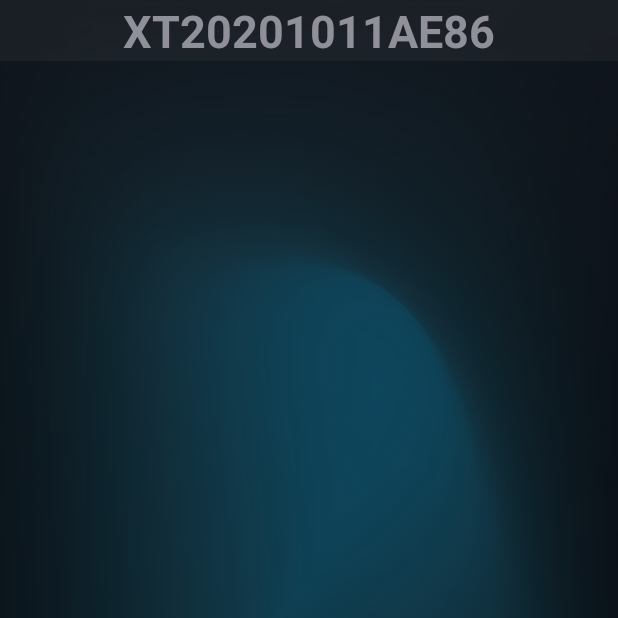
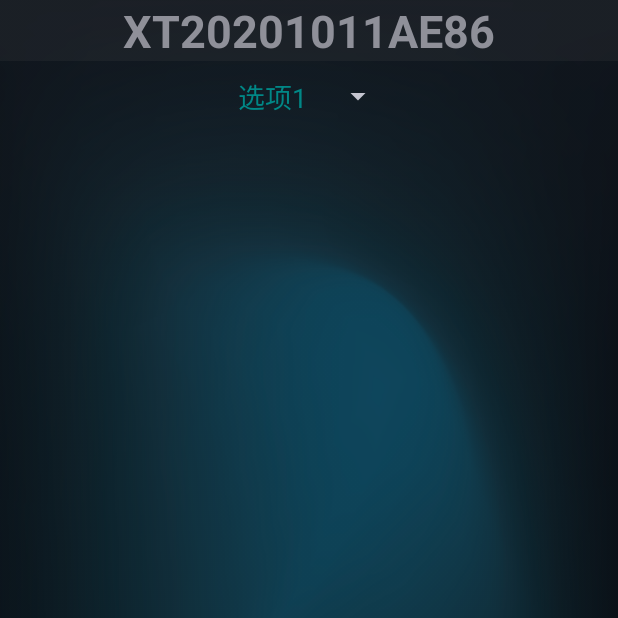
Before and after one commit to whqvbcf/OApplication, an Android app: the screen it shows after launch (MainActivity), on a phone screen of 412 x 824 dp, the top half of it. Run offline under Robolectric (Android 15) with nearby library versions, the phone set to English and light mode, and no system bars.

Commit message:
mainActivity添加spinner，具有内外2套布局，下拉布局宽度填满屏幕，并且使用偏方视觉上居中

```diff
--- /dev/null
+++ b/app/src/main/java/com/example/myapplication/CustomSpinnerAdapter.java
@@ -0,0 +1,45 @@
+package com.example.myapplication;
+
+import android.content.Context;
+import android.view.LayoutInflater;
+import android.view.View;
+import android.view.ViewGroup;
+import android.widget.ArrayAdapter;
+import android.widget.CheckedTextView;
+import android.widget.LinearLayout;
+import android.widget.TextView;
+
+public class CustomSpinnerAdapter extends ArrayAdapter<CharSequence> {
+    private LayoutInflater inflater;
+
+    public CustomSpinnerAdapter(Context context, int resource, CharSequence[] objects) {
+        super(context, resource, objects);
+        inflater = LayoutInflater.from(context);
+    }
+
+    @Override
+    public View getView(int position, View convertView, ViewGroup parent) {
+        View view = convertView;
+        if (view == null) {
+            view = inflater.inflate(R.layout.spinner_item, parent, false);
+        }
+
+        TextView textView = view.findViewById(android.R.id.text1);
+        textView.setText(getItem(position));
+
+        return view;
+    }
+
+    @Override
+    public View getDropDownView(int position, View convertView, ViewGroup parent) {
+        View view = convertView;
+        if (view == null) {
+            view = inflater.inflate(R.layout.spinner_dropdown_item, parent, false);
+        }
+
+        CheckedTextView checkedTextView = view.findViewById(android.R.id.text1);
+        checkedTextView.setText(getItem(position));
+
+        return view;
+    }
+}
--- a/app/src/main/java/com/example/myapplication/MainActivity.java
+++ b/app/src/main/java/com/example/myapplication/MainActivity.java
@@ -20,10 +20,14 @@ import android.view.Gravity;
 import android.view.LayoutInflater;
 import android.view.View;
 import android.view.WindowManager;
+import android.widget.AdapterView;
 import android.widget.ArrayAdapter;
+import android.widget.CheckedTextView;
 import android.widget.EditText;
 import android.widget.FrameLayout;
 import android.widget.LinearLayout;
+import android.widget.ListView;
+import android.widget.PopupWindow;
 import android.widget.Spinner;
 import android.widget.TextView;
 import android.widget.Toast;
@@ -45,6 +49,33 @@ public class MainActivity extends Activity {
         super.onCreate(savedInstanceState);
         setContentView(R.layout.activity_task);
 
+        Spinner spinner = findViewById(R.id.spinner);
+        CustomSpinnerAdapter adapter = new CustomSpinnerAdapter(this, R.layout.spinner_dropdown_item, getResources().getStringArray(R.array.spinner_items));
+        spinner.setAdapter(adapter);
+        DisplayMetrics displayMetrics = new DisplayMetrics();
+        getWindowManager().getDefaultDisplay().getMetrics(displayMetrics);
+        int screenWidth = displayMetrics.widthPixels;
+        int offset = (screenWidth - 560) / 2;
+        spinner.setDropDownWidth(screenWidth);
+//        spinner.setDropDownHorizontalOffset(-offset);
+        Log.d(LOG_TAG, "=======screenWidth = " + screenWidth + " offset = " + offset);
+
+        spinner.setOnItemSelectedListener(new AdapterView.OnItemSelectedListener() {
+            @Override
+            public void onItemSelected(AdapterView<?> parent, View view, int position, long id) {
+                for (int i = 0; i < parent.getCount(); i++) {
+                    View item = parent.getChildAt(i);
+                    if (item instanceof CheckedTextView) {
+                        ((CheckedTextView) item).setChecked(i == position);
+                    }
+                }
+            }
+
+            @Override
+            public void onNothingSelected(AdapterView<?> parent) {
+                // Do nothing
+            }
+        });
     }
 
     @Override
--- a/app/src/main/res/layout/activity_task.xml
+++ b/app/src/main/res/layout/activity_task.xml
@@ -26,5 +26,12 @@
             android:textStyle="bold" />
     </LinearLayout>
 
+    <Spinner
+        android:id="@+id/spinner"
+        android:layout_width="wrap_content"
+        android:layout_height="wrap_content"
+        android:layout_centerHorizontal="true"
+        android:layout_below="@id/li0"
+        style="@style/CustomSpinnerStyle" />
 
 </RelativeLayout>
--- /dev/null
+++ b/app/src/main/res/layout/spinner_item.xml
@@ -0,0 +1,8 @@
+<?xml version="1.0" encoding="utf-8"?>
+<TextView xmlns:android="http://schemas.android.com/apk/res/android"
+    android:id="@android:id/text1"
+    android:layout_width="match_parent"
+    android:layout_height="wrap_content"
+    android:textSize="18sp"
+    android:textColor="@color/teal_700"
+    android:padding="10dp" />
--- a/app/src/main/res/values/styles.xml
+++ b/app/src/main/res/values/styles.xml
@@ -6,4 +6,14 @@
         <item name="android:activityCloseEnterAnimation">@anim/anim_in</item>
         <item name="android:activityCloseExitAnimation">@anim/anim_out</item>
     </style>
+    <style name="SpinnerStyle">
+        <item name="android:layout_width">560dp</item>
+        <item name="android:layout_height">wrap_content</item>
+        <item name="android:layout_centerHorizontal">true</item>
+    </style>
+    <style name="CustomSpinnerStyle">
+        <item name="android:spinnerMode">dropdown</item>
+        <item name="android:dropDownWidth">560dp</item>
+        <item name="android:dropDownHorizontalOffset">0dp</item>
+    </style>
 </resources>
```
Also changed, not shown: app/src/main/res/drawable/ic_check.xml (added, +10 -0 lines), app/src/main/res/layout/spinner_dropdown_item.xml (added, +14 -0 lines).
